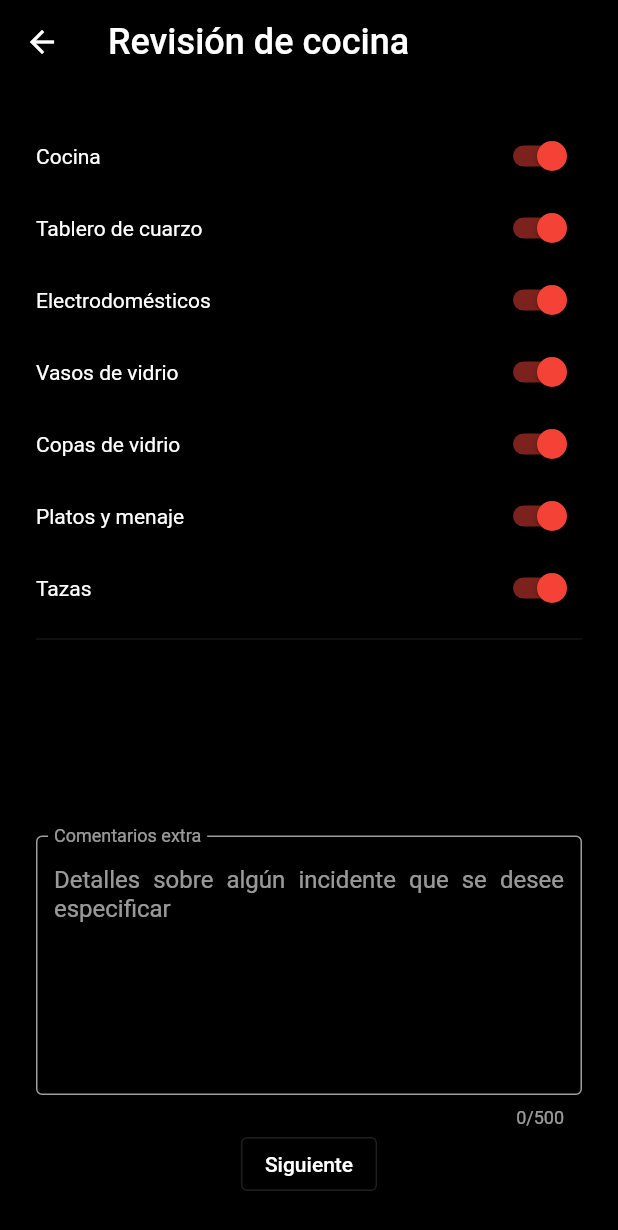
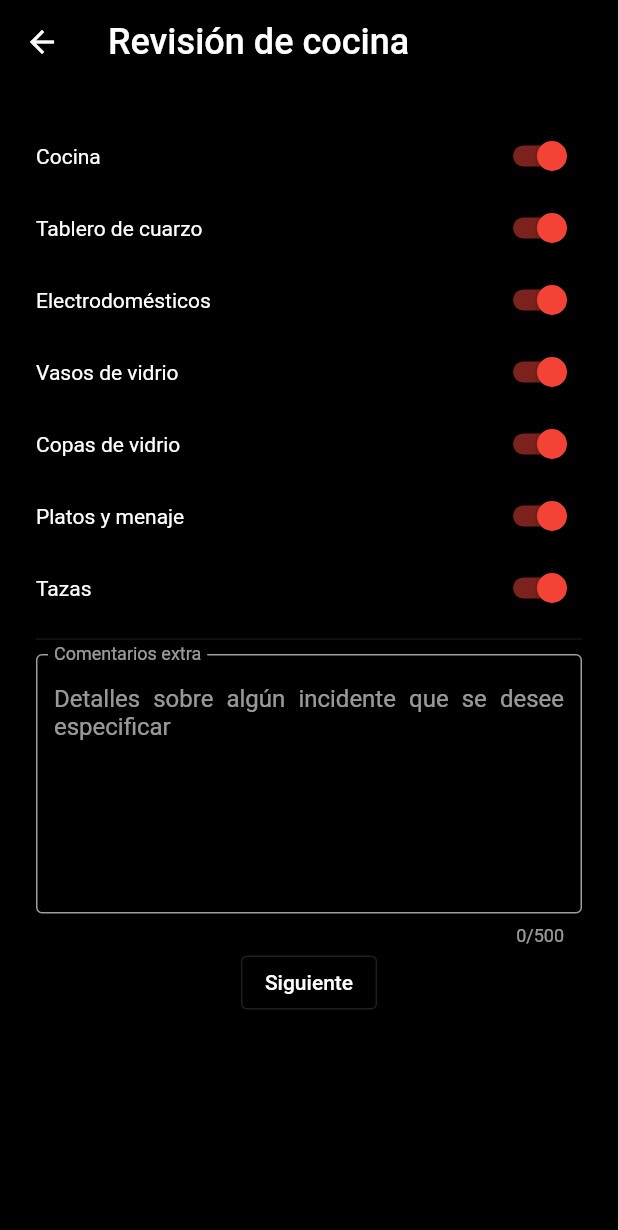
Before and after one commit to jflavio11/AirBnbApartmentVerificator, a Flutter app: the screen it shows after launch, on a phone screen of 412 x 824 dp. Shown: the top 1230 px of the screen. Run offline on Flutter 3.47's test engine with Material 2 defaults, Android fonts, the phone set to English and light mode, and no system bars; our stand-ins replace localization.

Commit message:
make form page scrollable

```diff
--- a/lib/form/FormPages.dart
+++ b/lib/form/FormPages.dart
@@ -38,15 +38,14 @@ class FormPageOne extends StatelessWidget {
         ),
         body: Padding(
           padding: const EdgeInsets.all(24.0),
+          child: SingleChildScrollView(
             child: Column(
-            mainAxisSize: MainAxisSize.min,
               children: [
                 VerificatorListView(
                   formData: formData,
                   verificationZone: formData.getVerificationZoneForPage(),
                 ),
                 const Divider(height: 20.0),
-              const Spacer(),
                 TextField(
                   controller: TextEditingController(text: formData.getCurrentComments()),
                   keyboardType: TextInputType.text,
@@ -74,6 +73,7 @@ class FormPageOne extends StatelessWidget {
               ],
             ),
           ),
+        ),
       );
     });
   }
--- a/lib/form/verificator_list_view.dart
+++ b/lib/form/verificator_list_view.dart
@@ -16,6 +16,7 @@ class VerificatorListView extends StatelessWidget {
     List<bool> valuesList = data.data.values.toList();
     return ListView.builder(
         shrinkWrap: true,
+        physics: const NeverScrollableScrollPhysics(),
         itemCount: data.data.length,
         itemBuilder: (context, position) {
           return Row(
```
Lines whose indentation alone changed are shown as unchanged.
